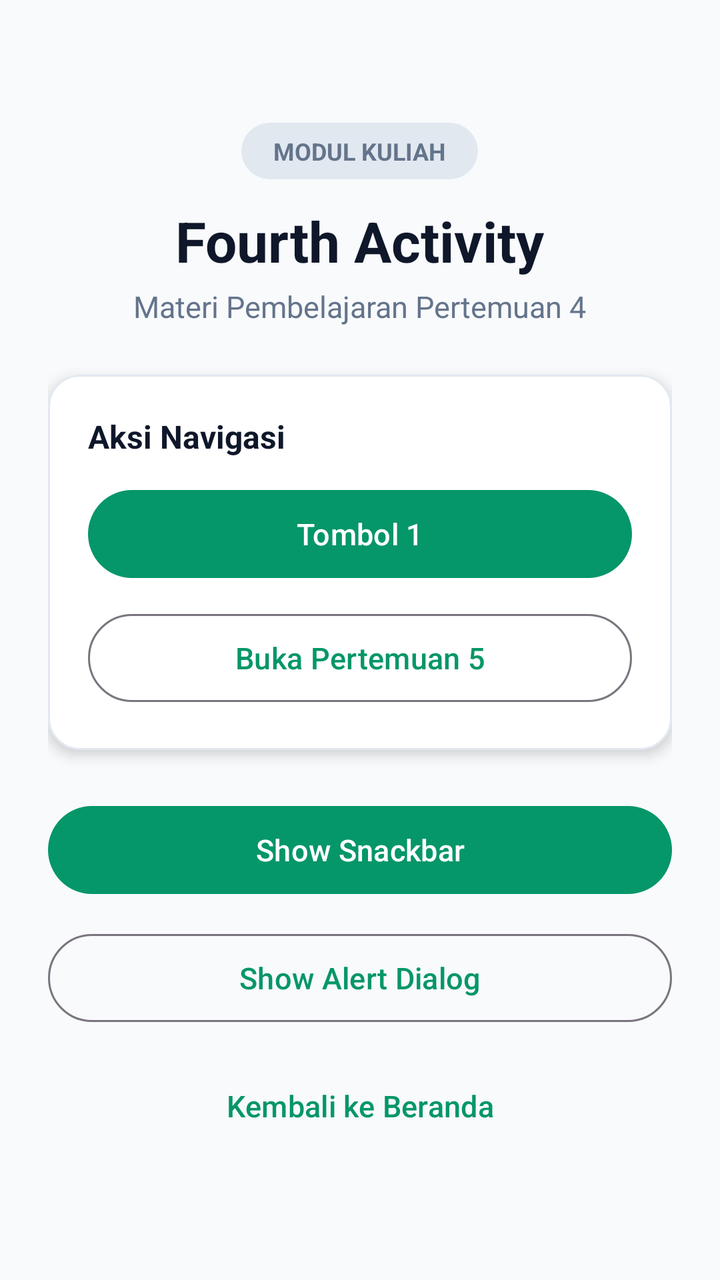
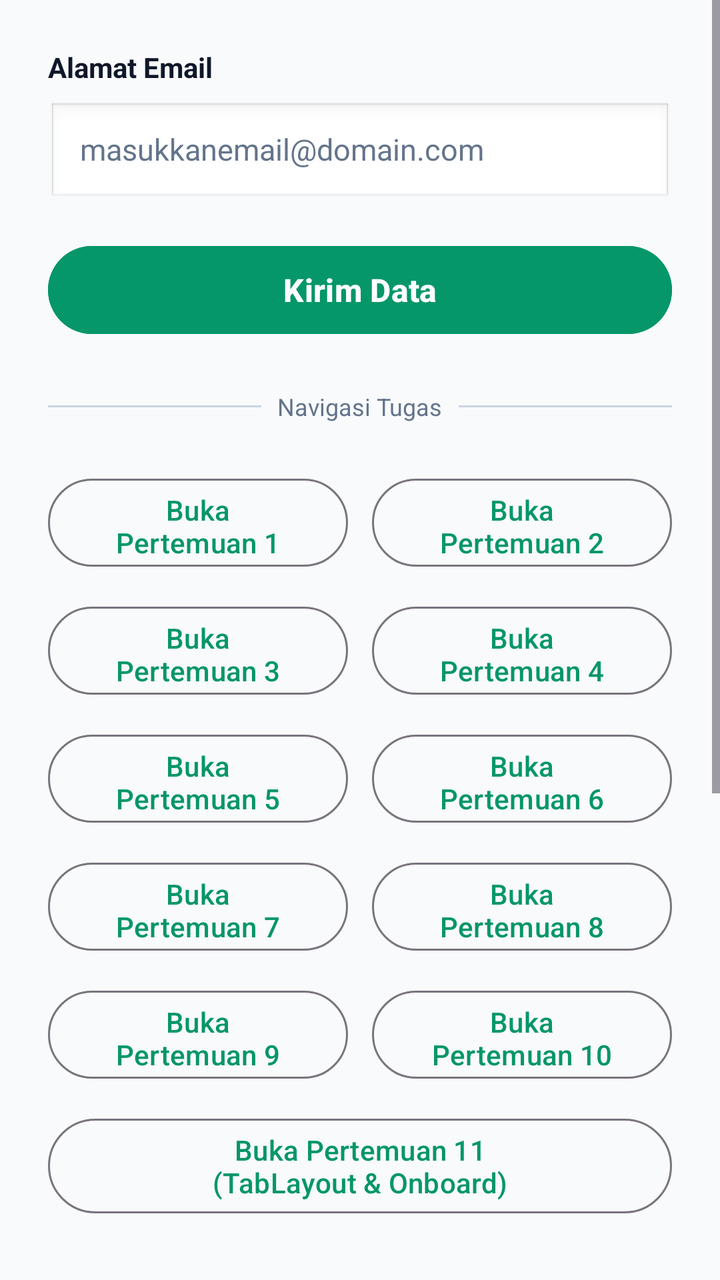

An Android layout rendered at two revisions. The XML below is the earlier revision; the diff shows what the commit changed to produce the second picture.
<!-- AndroidManifest.xml: application theme Theme.Zikra -->
<!-- res/layout/activity_fourth.xml -->
<?xml version="1.0" encoding="utf-8"?>
<androidx.constraintlayout.widget.ConstraintLayout
    xmlns:android="http://schemas.android.com/apk/res/android"
    xmlns:app="http://schemas.android.com/apk/res-auto"
    xmlns:tools="http://schemas.android.com/tools"
    android:id="@+id/main"
    android:layout_width="match_parent"
    android:layout_height="match_parent"
    android:background="@color/background_light"
    tools:context=".pertemuan_4.FourthActivity">

    
    <LinearLayout
        android:layout_width="match_parent"
        android:layout_height="wrap_content"
        android:orientation="vertical"
        android:gravity="center_horizontal"
        android:padding="24dp"
        app:layout_constraintBottom_toBottomOf="parent"
        app:layout_constraintEnd_toEndOf="parent"
        app:layout_constraintStart_toStartOf="parent"
        app:layout_constraintTop_toTopOf="parent">

        
        <androidx.cardview.widget.CardView
            android:layout_width="wrap_content"
            android:layout_height="wrap_content"
            android:layout_marginBottom="12dp"
            app:cardBackgroundColor="#E2E8F0"
            app:cardCornerRadius="16dp"
            app:cardElevation="0dp">

            <TextView
                android:layout_width="wrap_content"
                android:layout_height="wrap_content"
                android:paddingHorizontal="16dp"
                android:paddingVertical="6dp"
                android:text="MODUL KULIAH"
                android:textColor="@color/text_secondary"
                android:textSize="12sp"
                android:textStyle="bold" />
        </androidx.cardview.widget.CardView>

        
        <TextView
            android:id="@+id/tvFourthTitle"
            android:layout_width="wrap_content"
            android:layout_height="wrap_content"
            android:text="Fourth Activity"
            android:textColor="@color/text_primary"
            android:textSize="28sp"
            android:textStyle="bold" />

        
        <TextView
            android:layout_width="wrap_content"
            android:layout_height="wrap_content"
            android:text="Materi Pembelajaran Pertemuan 4"
            android:textColor="@color/text_secondary"
            android:textSize="15sp"
            android:layout_marginTop="4dp"
            android:layout_marginBottom="24dp" />

        
        <com.google.android.material.card.MaterialCardView
            android:id="@+id/materialCardView"
            android:layout_width="match_parent"
            android:layout_height="wrap_content"
            android:layout_marginBottom="24dp"
            app:cardCornerRadius="16dp"
            app:cardElevation="4dp"
            app:strokeWidth="1dp"
            app:strokeColor="#E2E8F0"
            android:backgroundTint="@color/surface_light">

            <LinearLayout
                android:layout_width="match_parent"
                android:layout_height="wrap_content"
                android:orientation="vertical"
                android:padding="20dp">

                <TextView
                    android:layout_width="wrap_content"
                    android:layout_height="wrap_content"
                    android:text="Aksi Navigasi"
                    android:textColor="@color/text_primary"
                    android:textStyle="bold"
                    android:textSize="16sp"
                    android:layout_marginBottom="12dp" />

                <Button
                    android:id="@+id/btn1"
                    android:layout_width="match_parent"
                    android:layout_height="52dp"
                    android:text="Tombol 1"
                    android:textAllCaps="false"
                    android:textSize="15sp"
                    android:layout_marginBottom="10dp" />

                <Button
                    android:id="@+id/button4"
                    android:layout_width="match_parent"
                    android:layout_height="52dp"
                    android:text="Buka Pertemuan 5"
                    android:textAllCaps="false"
                    android:textSize="15sp"
                    style="@style/Widget.Material3.Button.OutlinedButton" />

            </LinearLayout>

        </com.google.android.material.card.MaterialCardView>

        
        <Button
            android:id="@+id/btnShowSnackbar"
            android:layout_width="match_parent"
            android:layout_height="52dp"
            android:layout_marginBottom="12dp"
            android:text="Show Snackbar"
            android:textAllCaps="false"
            android:textSize="15sp" />

        
        <Button
            android:id="@+id/btnShowAlertDialog"
            android:layout_width="match_parent"
            android:layout_height="52dp"
            android:layout_marginBottom="12dp"
            android:text="Show Alert Dialog"
            android:textAllCaps="false"
            android:textSize="15sp"
            style="@style/Widget.Material3.Button.OutlinedButton" />

        
        <Button
            android:id="@+id/btnKembali"
            android:layout_width="match_parent"
            android:layout_height="52dp"
            android:text="Kembali ke Beranda"
            android:textAllCaps="false"
            android:textSize="15sp"
            style="@style/Widget.Material3.Button.TextButton" />

    </LinearLayout>

</androidx.constraintlayout.widget.ConstraintLayout>
<!-- resources referenced by this layout -->
<resources>
  <color name="background_light">#F8FAFC</color>
  <color name="surface_light">#FFFFFF</color>
  <color name="text_primary">#0F172A</color>
  <color name="text_secondary">#64748B</color>
  <style name="Theme.Zikra" parent="Base.Theme.Zikra" />
  <style name="Base.Theme.Zikra" parent="Theme.Material3.DayNight.NoActionBar">
          
          <item name="colorPrimary">@color/primary</item>
          <item name="colorSecondary">@color/secondary</item>
          <item name="android:colorBackground">@color/background_light</item>
      </style>
  <color name="primary">#059669</color>
  <color name="secondary">#14B8A6</color>
</resources>

<!-- the commit's change to res/layout/activity_fourth.xml (unified diff, before → after) -->
@@ -1,5 +1,5 @@
 <?xml version="1.0" encoding="utf-8"?>
-<androidx.constraintlayout.widget.ConstraintLayout
+<ScrollView
     xmlns:android="http://schemas.android.com/apk/res/android"
     xmlns:app="http://schemas.android.com/apk/res-auto"
     xmlns:tools="http://schemas.android.com/tools"
@@ -7,140 +7,309 @@
     android:layout_width="match_parent"
     android:layout_height="match_parent"
     android:background="@color/background_light"
+    android:fillViewport="true"
     tools:context=".pertemuan_4.FourthActivity">
 
-    
     <LinearLayout
         android:layout_width="match_parent"
         android:layout_height="wrap_content"
         android:orientation="vertical"
-        android:gravity="center_horizontal"
-        android:padding="24dp"
-        app:layout_constraintBottom_toBottomOf="parent"
-        app:layout_constraintEnd_toEndOf="parent"
-        app:layout_constraintStart_toStartOf="parent"
-        app:layout_constraintTop_toTopOf="parent">
-
-        
-        <androidx.cardview.widget.CardView
+        android:padding="24dp">
+
+        
+        <TextView
             android:layout_width="wrap_content"
             android:layout_height="wrap_content"
-            android:layout_marginBottom="12dp"
-            app:cardBackgroundColor="#E2E8F0"
-            app:cardCornerRadius="16dp"
-            app:cardElevation="0dp">
+            android:layout_marginBottom="8dp"
+            android:text="Alamat Email"
+            android:textColor="@color/text_primary"
+            android:textSize="14sp"
+            android:textStyle="bold" />
+
+        
+        <EditText
+            android:id="@+id/etEmail"
+            android:layout_width="match_parent"
+            android:layout_height="52dp"
+            android:layout_marginBottom="16dp"
+            android:background="@android:drawable/edit_text"
+            android:hint="masukkanemail@domain.com"
+            android:inputType="textEmailAddress"
+            android:autofillHints="emailAddress"
+            android:paddingHorizontal="16dp"
+            android:textColor="@color/text_primary"
+            android:textColorHint="@color/text_secondary"
+            android:textSize="15sp" />
+
+        
+        <Button
+            android:id="@+id/btnKirimData"
+            android:layout_width="match_parent"
+            android:layout_height="52dp"
+            android:layout_marginBottom="24dp"
+            android:backgroundTint="@color/primary"
+            android:text="Kirim Data"
+            android:textAllCaps="false"
+            android:textColor="@color/white"
+            android:textSize="16sp"
+            android:textStyle="bold" />
+
+        
+        <LinearLayout
+            android:layout_width="match_parent"
+            android:layout_height="wrap_content"
+            android:layout_marginBottom="24dp"
+            android:gravity="center"
+            android:orientation="horizontal">
+
+            <View
+                android:layout_width="0dp"
+                android:layout_height="1dp"
+                android:layout_weight="1"
+                android:background="#CBD5E1" />
 
             <TextView
                 android:layout_width="wrap_content"
                 android:layout_height="wrap_content"
-                android:paddingHorizontal="16dp"
-                android:paddingVertical="6dp"
-                android:text="MODUL KULIAH"
+                android:paddingHorizontal="8dp"
+                android:text="Navigasi Tugas"
                 android:textColor="@color/text_secondary"
-                android:textSize="12sp"
-                android:textStyle="bold" />
-        </androidx.cardview.widget.CardView>
-
-        
-        <TextView
-            android:id="@+id/tvFourthTitle"
+                android:textSize="12sp" />
+
+            <View
+                android:layout_width="0dp"
+                android:layout_height="1dp"
+                android:layout_weight="1"
+                android:background="#CBD5E1" />
+        </LinearLayout>
+
+        
+        <LinearLayout
+            android:layout_width="match_parent"
+            android:layout_height="wrap_content"
+            android:orientation="horizontal"
+            android:layout_marginBottom="12dp">
+
+            <Button
+                android:id="@+id/btnPertemuan1"
+                style="@style/Widget.Material3.Button.OutlinedButton"
+                android:layout_width="0dp"
+                android:layout_height="52dp"
+                android:layout_weight="1"
+                android:layout_marginEnd="6dp"
+                android:text="Buka Pertemuan 1"
+                android:textAllCaps="false"
+                android:textColor="@color/primary"
+                android:textSize="14sp" />
+
+            <Button
+                android:id="@+id/btnPertemuan2"
+                style="@style/Widget.Material3.Button.OutlinedButton"
+                android:layout_width="0dp"
+                android:layout_height="52dp"
+                android:layout_weight="1"
+                android:layout_marginStart="6dp"
+                android:text="Buka Pertemuan 2"
+                android:textAllCaps="false"
+                android:textColor="@color/primary"
+                android:textSize="14sp" />
+        </LinearLayout>
+
+        
+        <LinearLayout
+            android:layout_width="match_parent"
+            android:layout_height="wrap_content"
+            android:orientation="horizontal"
+            android:layout_marginBottom="12dp">
+
+            <Button
+                android:id="@+id/btnPertemuan3"
+                style="@style/Widget.Material3.Button.OutlinedButton"
+                android:layout_width="0dp"
+                android:layout_height="52dp"
+                android:layout_weight="1"
+                android:layout_marginEnd="6dp"
+                android:text="Buka Pertemuan 3"
+                android:textAllCaps="false"
+                android:textColor="@color/primary"
+                android:textSize="14sp" />
+
+            <Button
+                android:id="@+id/btnPertemuan4"
+                style="@style/Widget.Material3.Button.OutlinedButton"
+                android:layout_width="0dp"
+                android:layout_height="52dp"
+                android:layout_weight="1"
+                android:layout_marginStart="6dp"
+                android:text="Buka Pertemuan 4"
+                android:textAllCaps="false"
+                android:textColor="@color/primary"
+                android:textSize="14sp" />
+        </LinearLayout>
+
+        
+        <LinearLayout
+            android:layout_width="match_parent"
+            android:layout_height="wrap_content"
+            android:orientation="horizontal"
+            android:layout_marginBottom="12dp">
+
+            <Button
+                android:id="@+id/btnPertemuan5"
+                style="@style/Widget.Material3.Button.OutlinedButton"
+                android:layout_width="0dp"
+                android:layout_height="52dp"
+                android:layout_weight="1"
+                android:layout_marginEnd="6dp"
+                android:text="Buka Pertemuan 5"
+                android:textAllCaps="false"
+                android:textColor="@color/primary"
+                android:textSize="14sp" />
+
+            <Button
+                android:id="@+id/btnPertemuan6"
+                style="@style/Widget.Material3.Button.OutlinedButton"
+                android:layout_width="0dp"
+                android:layout_height="52dp"
+                android:layout_weight="1"
+                android:layout_marginStart="6dp"
+                android:text="Buka Pertemuan 6"
+                android:textAllCaps="false"
+                android:textColor="@color/primary"
+                android:textSize="14sp" />
+        </LinearLayout>
+
+        
+        <LinearLayout
+            android:layout_width="match_parent"
+            android:layout_height="wrap_content"
+            android:orientation="horizontal"
+            android:layout_marginBottom="12dp">
+
+            <Button
+                android:id="@+id/btnPertemuan7"
+                style="@style/Widget.Material3.Button.OutlinedButton"
+                android:layout_width="0dp"
+                android:layout_height="52dp"
+                android:layout_weight="1"
+                android:layout_marginEnd="6dp"
+                android:text="Buka Pertemuan 7"
+                android:textAllCaps="false"
+                android:textColor="@color/primary"
+                android:textSize="14sp" />
+
+            <Button
+                android:id="@+id/btnPertemuan8"
+                style="@style/Widget.Material3.Button.OutlinedButton"
+                android:layout_width="0dp"
+                android:layout_height="52dp"
+                android:layout_weight="1"
+                android:layout_marginStart="6dp"
+                android:text="Buka Pertemuan 8"
+                android:textAllCaps="false"
+                android:textColor="@color/primary"
+                android:textSize="14sp" />
+        </LinearLayout>
+
+        
+        <LinearLayout
+            android:layout_width="match_parent"
+            android:layout_height="wrap_content"
+            android:orientation="horizontal"
+            android:layout_marginBottom="12dp">
+
+            <Button
+                android:id="@+id/btnPertemuan9"
+                style="@style/Widget.Material3.Button.OutlinedButton"
+                android:layout_width="0dp"
+                android:layout_height="52dp"
+                android:layout_weight="1"
+                android:layout_marginEnd="6dp"
+                android:text="Buka Pertemuan 9"
+                android:textAllCaps="false"
+                android:textColor="@color/primary"
+                android:textSize="14sp" />
+
+            <Button
+                android:id="@+id/btnPertemuan10"
+                style="@style/Widget.Material3.Button.OutlinedButton"
+                android:layout_width="0dp"
+                android:layout_height="52dp"
+                android:layout_weight="1"
+                android:layout_marginStart="6dp"
+                android:text="Buka Pertemuan 10"
+                android:textAllCaps="false"
+                android:textColor="@color/primary"
+                android:textSize="14sp" />
+        </LinearLayout>
+
+        
+        <Button
+            android:id="@+id/btnPertemuan11"
+            style="@style/Widget.Material3.Button.OutlinedButton"
+            android:layout_width="match_parent"
+            android:layout_height="wrap_content"
+            android:minHeight="52dp"
+            android:layout_marginBottom="24dp"
+            android:text="Buka Pertemuan 11&#10;(TabLayout &amp; Onboard)"
+            android:textAllCaps="false"
+            android:textColor="@color/primary"
+            android:textSize="14sp" />
+
+        
+        <CheckBox
+            android:id="@+id/cbNotRobot"
             android:layout_width="wrap_content"
             android:layout_height="wrap_content"
-            android:text="Fourth Activity"
-            android:textColor="@color/text_primary"
-            android:textSize="28sp"
-            android:textStyle="bold" />
-
-        
-        <TextView
-            android:layout_width="wrap_content"
-            android:layout_height="wrap_content"
-            android:text="Materi Pembelajaran Pertemuan 4"
-            android:textColor="@color/text_secondary"
-            android:textSize="15sp"
-            android:layout_marginTop="4dp"
-            android:layout_marginBottom="24dp" />
+            android:layout_gravity="center_horizontal"
+            android:layout_marginBottom="16dp"
+            android:text="im not robot"
+            android:textColor="@color/text_primary" />
+
+        
+        <Button
+            android:id="@+id/btnShowSnackbar"
+            android:layout_width="match_parent"
+            android:layout_height="52dp"
+            android:layout_marginBottom="16dp"
+            android:text="Show Snackbar"
+            android:textAllCaps="false" />
+
+        
+        <Button
+            android:id="@+id/btnShowAlertDialog"
+            android:layout_width="match_parent"
+            android:layout_height="52dp"
+            android:layout_marginBottom="16dp"
+            android:text="Show Alert Dialog"
+            android:textAllCaps="false" />
 
         
         <com.google.android.material.card.MaterialCardView
-            android:id="@+id/materialCardView"
-            android:layout_width="match_parent"
-            android:layout_height="wrap_content"
+            android:layout_width="150dp"
+            android:layout_height="150dp"
+            android:layout_gravity="center_horizontal"
             android:layout_marginBottom="24dp"
-            app:cardCornerRadius="16dp"
-            app:cardElevation="4dp"
-            app:strokeWidth="1dp"
-            app:strokeColor="#E2E8F0"
-            android:backgroundTint="@color/surface_light">
-
-            <LinearLayout
+            app:cardElevation="6dp">
+
+            <androidx.constraintlayout.widget.ConstraintLayout
                 android:layout_width="match_parent"
-                android:layout_height="wrap_content"
-                android:orientation="vertical"
-                android:padding="20dp">
-
-                <TextView
+                android:layout_height="match_parent">
+
+                <Button
+                    android:id="@+id/btn1"
                     android:layout_width="wrap_content"
                     android:layout_height="wrap_content"
-                    android:text="Aksi Navigasi"
-                    android:textColor="@color/text_primary"
-                    android:textStyle="bold"
-                    android:textSize="16sp"
-                    android:layout_marginBottom="12dp" />
-
-                <Button
-                    android:id="@+id/btn1"
-                    android:layout_width="match_parent"
-                    android:layout_height="52dp"
                     android:text="Tombol 1"
-                    android:textAllCaps="false"
-                    android:textSize="15sp"
-                    android:layout_marginBottom="10dp" />
-
-                <Button
-                    android:id="@+id/button4"
-                    android:layout_width="match_parent"
-                    android:layout_height="52dp"
-                    android:text="Buka Pertemuan 5"
-                    android:textAllCaps="false"
-                    android:textSize="15sp"
-                    style="@style/Widget.Material3.Button.OutlinedButton" />
-
-            </LinearLayout>
+                    app:layout_constraintBottom_toBottomOf="parent"
+                    app:layout_constraintEnd_toEndOf="parent"
+                    app:layout_constraintStart_toStartOf="parent"
+                    app:layout_constraintTop_toTopOf="parent" />
+
+            </androidx.constraintlayout.widget.ConstraintLayout>
 
         </com.google.android.material.card.MaterialCardView>
 
-        
-        <Button
-            android:id="@+id/btnShowSnackbar"
-            android:layout_width="match_parent"
-            android:layout_height="52dp"
-            android:layout_marginBottom="12dp"
-            android:text="Show Snackbar"
-            android:textAllCaps="false"
-            android:textSize="15sp" />
-
-        
-        <Button
-            android:id="@+id/btnShowAlertDialog"
-            android:layout_width="match_parent"
-            android:layout_height="52dp"
-            android:layout_marginBottom="12dp"
-            android:text="Show Alert Dialog"
-            android:textAllCaps="false"
-            android:textSize="15sp"
-            style="@style/Widget.Material3.Button.OutlinedButton" />
-
-        
-        <Button
-            android:id="@+id/btnKembali"
-            android:layout_width="match_parent"
-            android:layout_height="52dp"
-            android:text="Kembali ke Beranda"
-            android:textAllCaps="false"
-            android:textSize="15sp"
-            style="@style/Widget.Material3.Button.TextButton" />
-
     </LinearLayout>
 
-</androidx.constraintlayout.widget.ConstraintLayout>
+</ScrollView>
<!-- resource entries referenced after the edit -->
@@ -1,9 +1,9 @@
 <!-- resources referenced by this layout -->
 <resources>
   <color name="background_light">#F8FAFC</color>
-  <color name="surface_light">#FFFFFF</color>
   <color name="text_primary">#0F172A</color>
   <color name="text_secondary">#64748B</color>
+  <color name="white">#FFFFFFFF</color>
   <style name="Theme.Zikra" parent="Base.Theme.Zikra" />
   <style name="Base.Theme.Zikra" parent="Theme.Material3.DayNight.NoActionBar">
           
